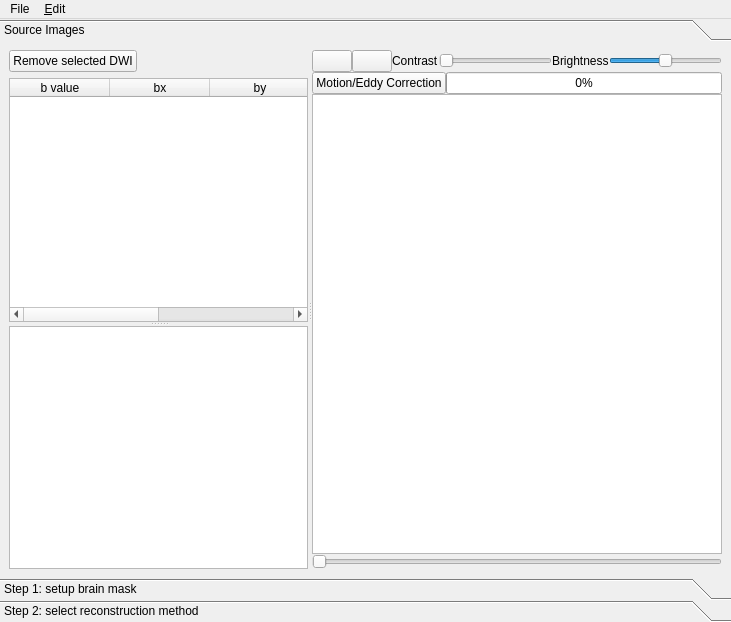
Qt form reconstruction/reconstruction_window.ui (frankyeh/DSI-Studio) before a commit.
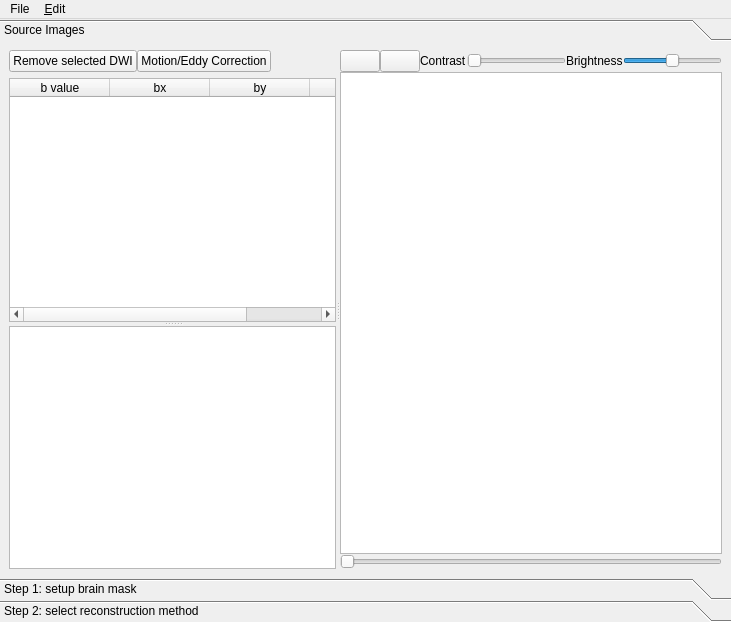
The same form after that commit. Icons and pictures are not drawn.

Commit message: [rec] revice motion correction routine

The edit to the form file:
```diff
--- a/reconstruction/reconstruction_window.ui
+++ b/reconstruction/reconstruction_window.ui
@@ -61,7 +61,7 @@
          <x>0</x>
          <y>0</y>
          <width>731</width>
-         <height>525</height>
+         <height>524</height>
         </rect>
        </property>
        <attribute name="label">
@@ -123,6 +123,25 @@
                   </property>
                  </widget>
                 </item>
+                <item>
+                 <widget class="QPushButton" name="motion_correction">
+                  <property name="sizePolicy">
+                   <sizepolicy hsizetype="Maximum" vsizetype="Fixed">
+                    <horstretch>0</horstretch>
+                    <verstretch>0</verstretch>
+                   </sizepolicy>
+                  </property>
+                  <property name="maximumSize">
+                   <size>
+                    <width>16777215</width>
+                    <height>16777215</height>
+                   </size>
+                  </property>
+                  <property name="text">
+                   <string>Motion/Eddy Correction</string>
+                  </property>
+                 </widget>
+                </item>
                 <item>
                  <spacer name="horizontalSpacer_8">
                   <property name="orientation">
@@ -310,48 +329,6 @@
               </item>
              </layout>
             </item>
-            <item>
-             <layout class="QHBoxLayout" name="horizontalLayout">
-              <property name="spacing">
-               <number>0</number>
-              </property>
-              <property name="topMargin">
-               <number>0</number>
-              </property>
-              <item>
-               <widget class="QPushButton" name="motion_correction">
-                <property name="sizePolicy">
-                 <sizepolicy hsizetype="Maximum" vsizetype="Fixed">
-                  <horstretch>0</horstretch>
-                  <verstretch>0</verstretch>
-                 </sizepolicy>
-                </property>
-                <property name="maximumSize">
-                 <size>
-                  <width>16777215</width>
-                  <height>16777215</height>
-                 </size>
-                </property>
-                <property name="text">
-                 <string>Motion/Eddy Correction</string>
-                </property>
-               </widget>
-              </item>
-              <item>
-               <widget class="QProgressBar" name="motion_correction_progress">
-                <property name="maximumSize">
-                 <size>
-                  <width>16777215</width>
-                  <height>16777215</height>
-                 </size>
-                </property>
-                <property name="value">
-                 <number>0</number>
-                </property>
-               </widget>
-              </item>
-             </layout>
-            </item>
             <item>
              <widget class="QGraphicsView" name="view_source"/>
             </item>
```
Left out of the diff: 4 changed lines with no effect on the pictures. The commit also changes 5 other files.
